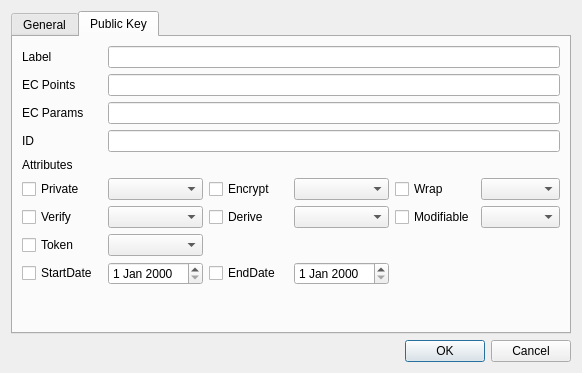
Before: the Qt Designer form CryptokiMan/create_ec_pub_key_dlg.ui in jykim74/CryptokiMan, drawn with Qt 5.
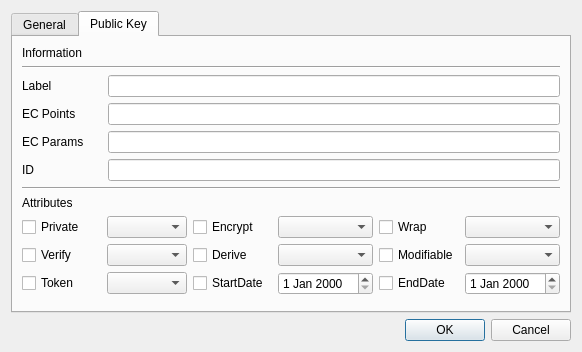
After: the same form once the commit is applied. The open tabs and pages were chosen to show the change.

The edit to the form file:
```diff
--- a/CryptokiMan/create_ec_pub_key_dlg.ui
+++ b/CryptokiMan/create_ec_pub_key_dlg.ui
@@ -7,7 +7,7 @@
     <x>0</x>
     <y>0</y>
     <width>582</width>
-    <height>373</height>
+    <height>352</height>
    </rect>
   </property>
   <property name="windowTitle">
@@ -90,156 +90,197 @@
       <attribute name="title">
        <string>Public Key</string>
       </attribute>
-      <layout class="QGridLayout" name="gridLayout_2">
-       <item row="5" column="1">
-        <widget class="QComboBox" name="mPrivateCombo"/>
-       </item>
-       <item row="3" column="0">
-        <widget class="QLabel" name="label_7">
+      <layout class="QVBoxLayout" name="verticalLayout_3">
+       <item>
+        <widget class="QLabel" name="label_11">
          <property name="text">
-          <string>ID</string>
+          <string>Information</string>
          </property>
         </widget>
        </item>
-       <item row="5" column="3">
-        <widget class="QComboBox" name="mEncryptCombo"/>
-       </item>
-       <item row="5" column="2">
-        <widget class="QCheckBox" name="mEncryptCheck">
-         <property name="text">
-          <string notr="true">Encrypt</string>
+       <item>
+        <widget class="Line" name="line_2">
+         <property name="orientation">
+          <enum>Qt::Horizontal</enum>
          </property>
         </widget>
        </item>
-       <item row="6" column="4">
-        <widget class="QCheckBox" name="mModifiableCheck">
-         <property name="text">
-          <string notr="true">Modifiable</string>
+       <item>
+        <layout class="QGridLayout" name="gridLayout_2">
+         <property name="topMargin">
+          <number>0</number>
          </property>
-        </widget>
+         <item row="1" column="0">
+          <widget class="QLabel" name="label_5">
+           <property name="text">
+            <string>EC Points</string>
+           </property>
+          </widget>
+         </item>
+         <item row="0" column="1">
+          <widget class="QLineEdit" name="mLabelText"/>
+         </item>
+         <item row="2" column="0">
+          <widget class="QLabel" name="label_6">
+           <property name="text">
+            <string>EC Params</string>
+           </property>
+          </widget>
+         </item>
+         <item row="1" column="1">
+          <widget class="QLineEdit" name="mECPointsText"/>
+         </item>
+         <item row="2" column="1">
+          <widget class="QLineEdit" name="mECParamsText"/>
+         </item>
+         <item row="0" column="0">
+          <widget class="QLabel" name="label_4">
+           <property name="minimumSize">
+            <size>
+             <width>80</width>
+             <height>0</height>
+            </size>
+           </property>
+           <property name="text">
+            <string>Label</string>
+           </property>
+          </widget>
+         </item>
+         <item row="3" column="0">
+          <widget class="QLabel" name="label_7">
+           <property name="text">
+            <string>ID</string>
+           </property>
+          </widget>
+         </item>
+         <item row="3" column="1">
+          <widget class="QLineEdit" name="mIDText"/>
+         </item>
+        </layout>
        </item>
-       <item row="9" column="1">
-        <spacer name="verticalSpacer_2">
+       <item>
+        <widget class="Line" name="line_3">
          <property name="orientation">
-          <enum>Qt::Vertical</enum>
+          <enum>Qt::Horizontal</enum>
          </property>
-         <property name="sizeHint" stdset="0">
-          <size>
-           <width>20</width>
-           <height>40</height>
-          </size>
-         </property>
-        </spacer>
-       </item>
-       <item row="7" column="1">
-        <widget class="QComboBox" name="mTokenCombo"/>
-       </item>
-       <item row="3" column="1" colspan="5">
-        <widget class="QLineEdit" name="mIDText"/>
-       </item>
-       <item row="6" column="3">
-        <widget class="QComboBox" name="mDeriveCombo"/>
-       </item>
-       <item row="7" column="0">
-        <widget class="QCheckBox" name="mTokenCheck">
-         <property name="text">
-          <string notr="true">Token</string>
-         </property>
         </widget>
        </item>
-       <item row="6" column="5">
-        <widget class="QComboBox" name="mModifiableCombo"/>
-       </item>
-       <item row="6" column="1">
-        <widget class="QComboBox" name="mVerifyCombo"/>
-       </item>
-       <item row="5" column="5">
-        <widget class="QComboBox" name="mWrapCombo"/>
-       </item>
-       <item row="1" column="0">
-        <widget class="QLabel" name="label_5">
-         <property name="text">
-          <string>EC Points</string>
-         </property>
-        </widget>
-       </item>
-       <item row="5" column="0">
-        <widget class="QCheckBox" name="mPrivateCheck">
-         <property name="text">
-          <string notr="true">Private</string>
-         </property>
-        </widget>
-       </item>
-       <item row="2" column="1" colspan="5">
-        <widget class="QLineEdit" name="mECParamsText"/>
-       </item>
-       <item row="6" column="2">
-        <widget class="QCheckBox" name="mDeriveCheck">
-         <property name="text">
-          <string notr="true">Derive</string>
-         </property>
-        </widget>
-       </item>
-       <item row="2" column="0">
-        <widget class="QLabel" name="label_6">
-         <property name="text">
-          <string>EC Params</string>
-         </property>
-        </widget>
-       </item>
-       <item row="1" column="1" colspan="5">
-        <widget class="QLineEdit" name="mECPointsText"/>
-       </item>
-       <item row="0" column="0">
-        <widget class="QLabel" name="label_4">
-         <property name="text">
-          <string>Label</string>
-         </property>
-        </widget>
-       </item>
-       <item row="5" column="4">
-        <widget class="QCheckBox" name="mWrapCheck">
-         <property name="text">
-          <string notr="true">Wrap</string>
-         </property>
-        </widget>
-       </item>
-       <item row="0" column="1" colspan="5">
-        <widget class="QLineEdit" name="mLabelText"/>
-       </item>
-       <item row="6" column="0">
-        <widget class="QCheckBox" name="mVerifyCheck">
-         <property name="text">
-          <string notr="true">Verify</string>
-         </property>
-        </widget>
-       </item>
-       <item row="4" column="0">
+       <item>
         <widget class="QLabel" name="label_8">
          <property name="text">
           <string>Attributes</string>
          </property>
         </widget>
        </item>
-       <item row="8" column="0">
-        <widget class="QCheckBox" name="mStartDateCheck">
-         <property name="text">
-          <string>StartDate</string>
+       <item>
+        <layout class="QGridLayout" name="gridLayout_4">
+         <property name="topMargin">
+          <number>0</number>
          </property>
-        </widget>
+         <item row="0" column="2">
+          <widget class="QCheckBox" name="mEncryptCheck">
+           <property name="text">
+            <string notr="true">Encrypt</string>
+           </property>
+          </widget>
+         </item>
+         <item row="0" column="0">
+          <widget class="QCheckBox" name="mPrivateCheck">
+           <property name="text">
+            <string notr="true">Private</string>
+           </property>
+          </widget>
+         </item>
+         <item row="1" column="0">
+          <widget class="QCheckBox" name="mVerifyCheck">
+           <property name="text">
+            <string notr="true">Verify</string>
+           </property>
+          </widget>
+         </item>
+         <item row="1" column="1">
+          <widget class="QComboBox" name="mVerifyCombo"/>
+         </item>
+         <item row="0" column="1">
+          <widget class="QComboBox" name="mPrivateCombo"/>
+         </item>
+         <item row="0" column="4">
+          <widget class="QCheckBox" name="mWrapCheck">
+           <property name="text">
+            <string notr="true">Wrap</string>
+           </property>
+          </widget>
+         </item>
+         <item row="1" column="4">
+          <widget class="QCheckBox" name="mModifiableCheck">
+           <property name="text">
+            <string notr="true">Modifiable</string>
+           </property>
+          </widget>
+         </item>
+         <item row="1" column="3">
+          <widget class="QComboBox" name="mDeriveCombo"/>
+         </item>
+         <item row="0" column="3">
+          <widget class="QComboBox" name="mEncryptCombo"/>
+         </item>
+         <item row="1" column="2">
+          <widget class="QCheckBox" name="mDeriveCheck">
+           <property name="text">
+            <string notr="true">Derive</string>
+           </property>
+          </widget>
+         </item>
+         <item row="0" column="5">
+          <widget class="QComboBox" name="mWrapCombo"/>
+         </item>
+         <item row="1" column="5">
+          <widget class="QComboBox" name="mModifiableCombo"/>
+         </item>
+         <item row="2" column="0">
+          <widget class="QCheckBox" name="mTokenCheck">
+           <property name="text">
+            <string notr="true">Token</string>
+           </property>
+          </widget>
+         </item>
+         <item row="2" column="1">
+          <widget class="QComboBox" name="mTokenCombo"/>
+         </item>
+         <item row="2" column="2">
+          <widget class="QCheckBox" name="mStartDateCheck">
+           <property name="text">
+            <string>StartDate</string>
+           </property>
+          </widget>
+         </item>
+         <item row="2" column="3">
+          <widget class="QDateEdit" name="mStartDateEdit"/>
+         </item>
+         <item row="2" column="4">
+          <widget class="QCheckBox" name="mEndDateCheck">
+           <property name="text">
+            <string>EndDate</string>
+           </property>
+          </widget>
+         </item>
+         <item row="2" column="5">
+          <widget class="QDateEdit" name="mEndDateEdit"/>
+         </item>
+        </layout>
        </item>
-       <item row="8" column="2">
-        <widget class="QCheckBox" name="mEndDateCheck">
-         <property name="text">
-          <string>EndDate</string>
+       <item>
+        <spacer name="verticalSpacer_2">
+         <property name="orientation">
+          <enum>Qt::Vertical</enum>
          </property>
-        </widget>
-       </item>
-       <item row="8" column="1">
-        <widget class="QDateEdit" name="mStartDateEdit"/>
-       </item>
-       <item row="8" column="3">
-        <widget class="QDateEdit" name="mEndDateEdit"/>
+         <property name="sizeHint" stdset="0">
+          <size>
+           <width>20</width>
+           <height>40</height>
+          </size>
+         </property>
+        </spacer>
        </item>
       </layout>
      </widget>
```
Left out of the diff: 204 changed lines with no effect on the pictures.
